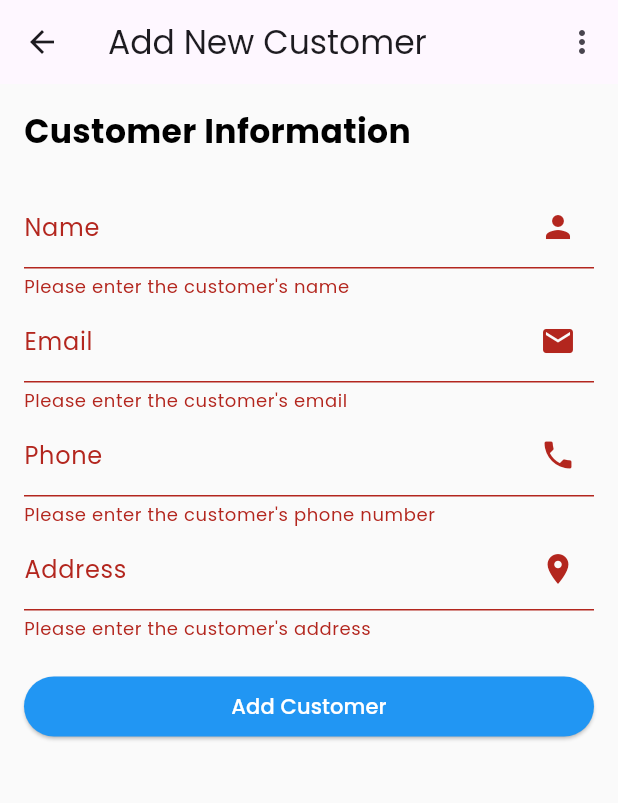
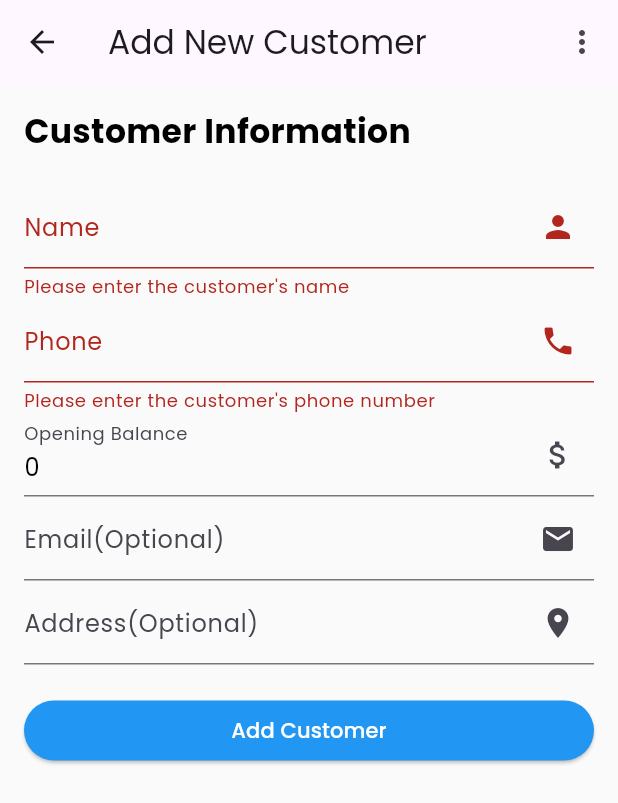
Before and after one commit to khuram2025/cstore_flutter, a Flutter app: the AddNewCustomerScreen screen opened directly, after a tap on "Add Customer", on a phone screen of 412 x 824 dp. Shown: the top 803 px of the screen. Run offline on Flutter 3.47's test engine with Material 3 defaults, Android fonts, the light colour scheme and no system bars; our stand-ins replace fl_chart, flutter_svg, flutter_typeahead, get, google_fonts, image_picker; accounts and stored records are empty; network calls fail; project files that could hold a hidden picture were left out.

Commit message:
Create Customer Done

```diff
--- a/lib/API/api_service.dart
+++ b/lib/API/api_service.dart
@@ -186,7 +186,7 @@ class ApiService {
     print('Sending Create Customer API: $jsonData'); // Print the JSON data
 
     final response = await http.post(
-      Uri.parse(baseUrl + 'product/api/customers/'),
+      Uri.parse(baseUrl + 'companies/api/customers/create'),
       headers: <String, String>{
         'Content-Type': 'application/json',
       },
--- a/lib/models/customers.dart
+++ b/lib/models/customers.dart
@@ -10,6 +10,7 @@ class Customer {
   final String? address;
   final String? imagePath;
   final int? storeId;  // Add store ID
+  final double? openingBalance;
 
   Customer({
     this.id,
@@ -19,6 +20,7 @@ class Customer {
     this.address,
     this.imagePath,
     this.storeId,
+    this.openingBalance,
   });
 
   // Factory constructor for creating a new Customer instance from a map
@@ -40,7 +42,8 @@ class Customer {
       'email': email,
       'mobile': mobile,
       'address': address,
-      'imagePath': imagePath,
+      'store_id': storeId,
+      'opening_balance': openingBalance ?? 0.0,
     };
   }
 }
--- a/lib/screens/customer/components/addNewCustomer.dart
+++ b/lib/screens/customer/components/addNewCustomer.dart
@@ -16,6 +16,8 @@ class _AddNewCustomerScreenState extends State<AddNewCustomerScreen> {
   TextEditingController emailController = TextEditingController();
   TextEditingController phoneController = TextEditingController();
   TextEditingController addressController = TextEditingController();
+  TextEditingController openingBalanceController = TextEditingController(text: '0'); // Default value set to '0'
+
 
   @override
   Widget build(BuildContext context) {
@@ -57,20 +59,6 @@ class _AddNewCustomerScreenState extends State<AddNewCustomerScreen> {
                 },
               ),
               TextFormField(
-                controller: emailController,
-                decoration: InputDecoration(
-                  labelText: 'Email',
-                  suffixIcon: Icon(Icons.email),
-                ),
-                keyboardType: TextInputType.emailAddress,
-                validator: (value) {
-                  if (value == null || value.isEmpty) {
-                    return 'Please enter the customer\'s email';
-                  }
-                  return null;
-                },
-              ),
-              TextFormField(
                 controller: phoneController,
                 decoration: InputDecoration(
                   labelText: 'Phone',
@@ -85,17 +73,37 @@ class _AddNewCustomerScreenState extends State<AddNewCustomerScreen> {
                 },
               ),
               TextFormField(
-                controller: addressController,
+                controller: openingBalanceController,
                 decoration: InputDecoration(
-                  labelText: 'Address',
-                  suffixIcon: Icon(Icons.location_on),
+                  labelText: 'Opening Balance',
+                  suffixIcon: Icon(Icons.attach_money),
                 ),
+                keyboardType: TextInputType.number, // To ensure only numbers are entered
                 validator: (value) {
                   if (value == null || value.isEmpty) {
-                    return 'Please enter the customer\'s address';
+                    return 'Please enter the opening balance';
                   }
                   return null;
                 },
+              ),
+
+              TextFormField(
+                controller: emailController,
+                decoration: InputDecoration(
+                  labelText: 'Email(Optional)',
+                  suffixIcon: Icon(Icons.email),
+                ),
+                keyboardType: TextInputType.emailAddress,
+
+              ),
+
+              TextFormField(
+                controller: addressController,
+                decoration: InputDecoration(
+                  labelText: 'Address(Optional)',
+                  suffixIcon: Icon(Icons.location_on),
+                ),
+
               ),
               SizedBox(height: 20),
               ElevatedButton(
@@ -103,6 +111,7 @@ class _AddNewCustomerScreenState extends State<AddNewCustomerScreen> {
                 onPressed: () async {
                   if (_formKey.currentState!.validate()) {
                     try {
+                      double? openingBalanceValue = double.tryParse(openingBalanceController.text);
                       await apiService.addCustomer(
                         Customer(
 
@@ -110,6 +119,7 @@ class _AddNewCustomerScreenState extends State<AddNewCustomerScreen> {
                           email: emailController.text,
                           mobile: phoneController.text,
                           address: addressController.text,
+                          openingBalance: openingBalanceValue ?? 0.0,
                           storeId: 11,
                         ),
                       );
--- a/lib/screens/customer/components/customerDetailScreen.dart
+++ b/lib/screens/customer/components/customerDetailScreen.dart
@@ -184,7 +184,7 @@ class _CustomerDetailScreenState extends State<CustomerDetailScreen> with Single
                   // Customer Orders Tab
 
 
-          // Customer Activity Tab
+                  // Customer Activity Tab
                   Center(child: Text('Customer Activity Content')),
                 ],
               ),
--- a/lib/screens/customer/customers_list.dart
+++ b/lib/screens/customer/customers_list.dart
@@ -148,7 +148,7 @@ class CustomerListView extends StatelessWidget {
         return Card(
           child: ListTile(
             title: Text(customer.name ?? 'N/A'),
-            subtitle: Text(customer.email ?? 'N/A'),
+            subtitle: Text(customer.mobile ?? 'N/A'),
             trailing: Icon(Icons.chevron_right),
             onTap: () {
               if (Responsive.isMobile(context)) {
```
